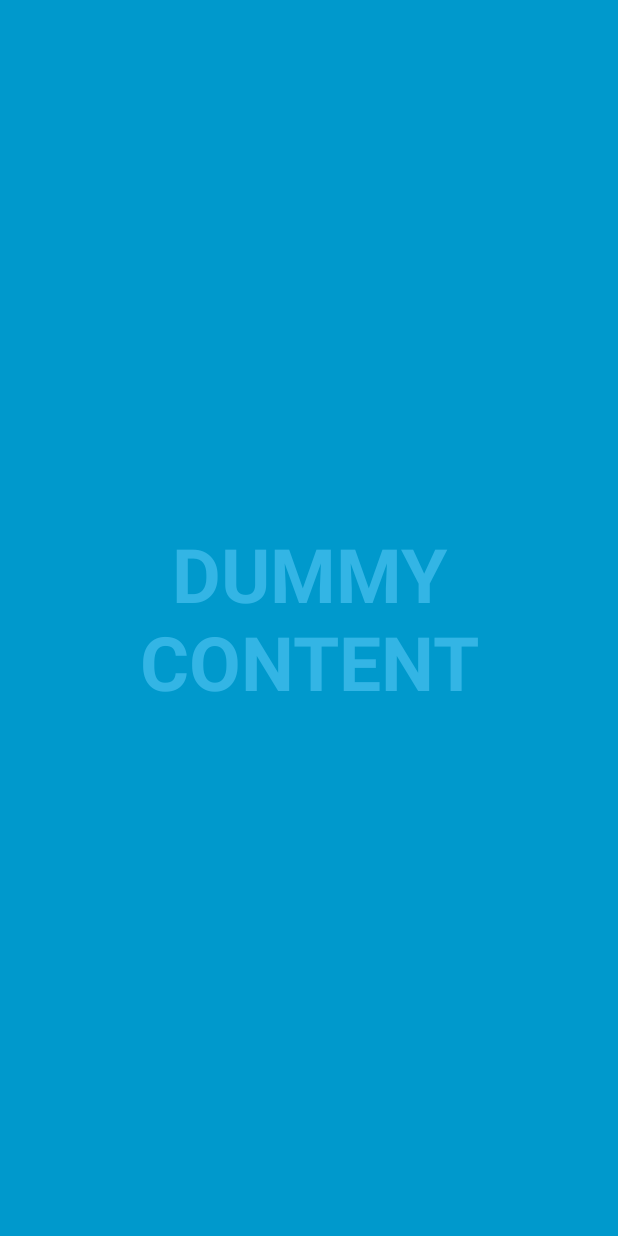
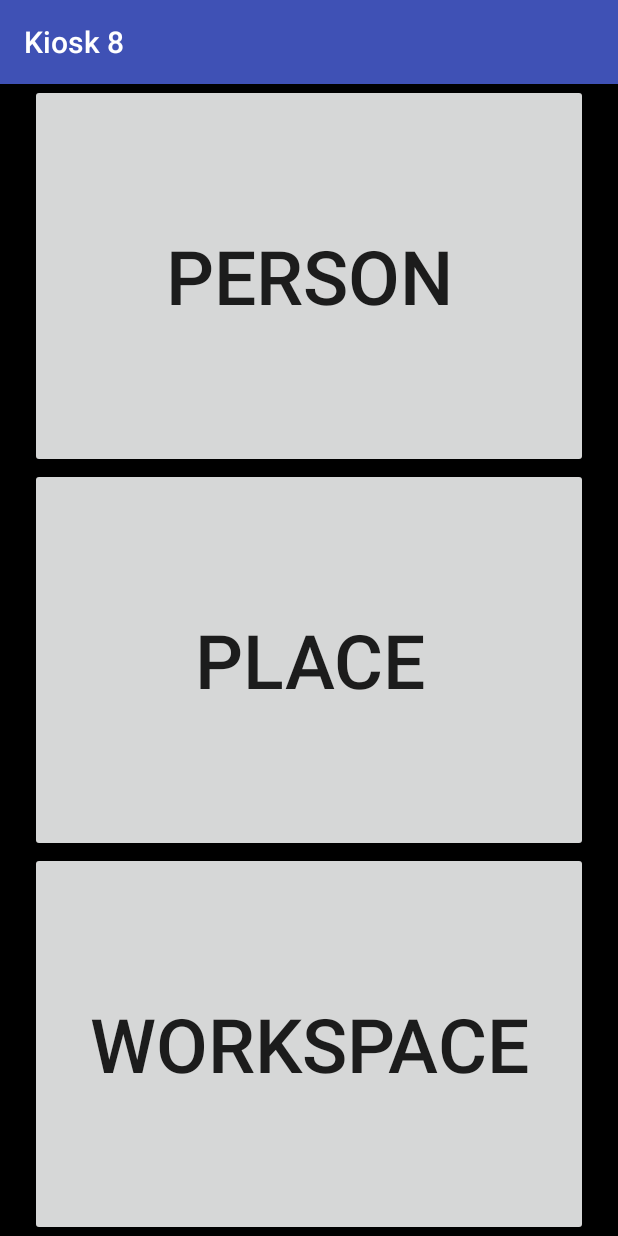
Before and after one commit to PatrickSison/Kiosk, an Android app: the screen it shows after launch (FullscreenActivity), on a phone screen of 412 x 824 dp. Run offline under Robolectric (Android 15) with nearby library versions, the phone set to English and light mode, and no system bars.

Commit message:
Changes to main activity
Changed design a bit

```diff
--- a/app/src/main/AndroidManifest.xml
+++ b/app/src/main/AndroidManifest.xml
@@ -1,6 +1,6 @@
 <?xml version="1.0" encoding="utf-8"?>
 <manifest xmlns:android="http://schemas.android.com/apk/res/android"
-    package="com.patrick.a434.kiosk8">
+    package="com.patrick.a434.kiosk8" >
 
     <application
         android:allowBackup="true"
@@ -8,12 +8,12 @@
         android:label="@string/app_name"
         android:roundIcon="@mipmap/ic_launcher_round"
         android:supportsRtl="true"
-        android:theme="@style/AppTheme">
+        android:theme="@style/AppTheme" >
         <activity
             android:name=".FullscreenActivity"
             android:configChanges="orientation|keyboardHidden|screenSize"
             android:label="@string/app_name"
-            android:theme="@style/FullscreenTheme">
+            android:theme="@style/FullscreenTheme" >
             <intent-filter>
                 <action android:name="android.intent.action.MAIN" />
 
--- a/app/src/main/java/com/patrick/a434/kiosk8/FullscreenActivity.java
+++ b/app/src/main/java/com/patrick/a434/kiosk8/FullscreenActivity.java
@@ -30,44 +30,32 @@ public class FullscreenActivity extends AppCompatActivity {
      * and a change of the status and navigation bar.
      */
     private static final int UI_ANIMATION_DELAY = 300;
-    private final Handler mHideHandler = new Handler();
+
     private View mContentView;
-    private final Runnable mHidePart2Runnable = new Runnable() {
-        @SuppressLint("InlinedApi")
-        @Override
-        public void run() {
-            // Delayed removal of status and navigation bar
+    private View mControlsView;
+    private boolean mVisible;
 
-            // Note that some of these constants are new as of API 16 (Jelly Bean)
-            // and API 19 (KitKat). It is safe to use them, as they are inlined
-            // at compile-time and do nothing on earlier devices.
-            mContentView.setSystemUiVisibility(View.SYSTEM_UI_FLAG_LOW_PROFILE
-                    | View.SYSTEM_UI_FLAG_FULLSCREEN
-                    | View.SYSTEM_UI_FLAG_LAYOUT_STABLE
-                    | View.SYSTEM_UI_FLAG_IMMERSIVE_STICKY
-                    | View.SYSTEM_UI_FLAG_LAYOUT_HIDE_NAVIGATION
-                    | View.SYSTEM_UI_FLAG_HIDE_NAVIGATION);
-        }
-    };
-    private View mControlsView;
-    private final Runnable mShowPart2Runnable = new Runnable() {
-        @Override
-        public void run() {
-            // Delayed display of UI elements
-            ActionBar actionBar = getSupportActionBar();
-            if (actionBar != null) {
-                actionBar.show();
-            }
-            mControlsView.setVisibility(View.VISIBLE);
-        }
-    };
-    private boolean mVisible;
-    private final Runnable mHideRunnable = new Runnable() {
-        @Override
-        public void run() {
-            hide();
-        }
-    };
+    @Override
+    protected void onCreate(Bundle savedInstanceState) {
+        super.onCreate(savedInstanceState);
+
+        setContentView(R.layout.activity_fullscreen);
+
+        mVisible = true;
+        mContentView = findViewById(R.id.fullscreen_content);
+
+
+    }
+
+    @Override
+    protected void onPostCreate(Bundle savedInstanceState) {
+        super.onPostCreate(savedInstanceState);
+
+        // Trigger the initial hide() shortly after the activity has been
+        // created, to briefly hint to the user that UI controls
+        // are available.
+    }
+
     /**
      * Touch listener to use for in-layout UI controls to delay hiding the
      * system UI. This is to prevent the jarring behavior of controls going away
@@ -82,41 +70,6 @@ public class FullscreenActivity extends AppCompatActivity {
             return false;
         }
     };
-
-    @Override
-    protected void onCreate(Bundle savedInstanceState) {
-        super.onCreate(savedInstanceState);
-
-        setContentView(R.layout.activity_fullscreen);
-
-        mVisible = true;
-        mControlsView = findViewById(R.id.fullscreen_content_controls);
-        mContentView = findViewById(R.id.fullscreen_content);
-
-
-        // Set up the user interaction to manually show or hide the system UI.
-        mContentView.setOnClickListener(new View.OnClickListener() {
-            @Override
-            public void onClick(View view) {
-                toggle();
-            }
-        });
-
-        // Upon interacting with UI controls, delay any scheduled hide()
-        // operations to prevent the jarring behavior of controls going away
-        // while interacting with the UI.
-        findViewById(R.id.dummy_button).setOnTouchListener(mDelayHideTouchListener);
-    }
-
-    @Override
-    protected void onPostCreate(Bundle savedInstanceState) {
-        super.onPostCreate(savedInstanceState);
-
-        // Trigger the initial hide() shortly after the activity has been
-        // created, to briefly hint to the user that UI controls
-        // are available.
-        delayedHide(100);
-    }
 
     private void toggle() {
         if (mVisible) {
@@ -140,6 +93,24 @@ public class FullscreenActivity extends AppCompatActivity {
         mHideHandler.postDelayed(mHidePart2Runnable, UI_ANIMATION_DELAY);
     }
 
+    private final Runnable mHidePart2Runnable = new Runnable() {
+        @SuppressLint("InlinedApi")
+        @Override
+        public void run() {
+            // Delayed removal of status and navigation bar
+
+            // Note that some of these constants are new as of API 16 (Jelly Bean)
+            // and API 19 (KitKat). It is safe to use them, as they are inlined
+            // at compile-time and do nothing on earlier devices.
+            mContentView.setSystemUiVisibility(View.SYSTEM_UI_FLAG_LOW_PROFILE
+                    | View.SYSTEM_UI_FLAG_FULLSCREEN
+                    | View.SYSTEM_UI_FLAG_LAYOUT_STABLE
+                    | View.SYSTEM_UI_FLAG_IMMERSIVE_STICKY
+                    | View.SYSTEM_UI_FLAG_LAYOUT_HIDE_NAVIGATION
+                    | View.SYSTEM_UI_FLAG_HIDE_NAVIGATION);
+        }
+    };
+
     @SuppressLint("InlinedApi")
     private void show() {
         // Show the system bar
@@ -152,6 +123,26 @@ public class FullscreenActivity extends AppCompatActivity {
         mHideHandler.postDelayed(mShowPart2Runnable, UI_ANIMATION_DELAY);
     }
 
+    private final Runnable mShowPart2Runnable = new Runnable() {
+        @Override
+        public void run() {
+            // Delayed display of UI elements
+            ActionBar actionBar = getSupportActionBar();
+            if (actionBar != null) {
+                actionBar.show();
+            }
+            mControlsView.setVisibility(View.VISIBLE);
+        }
+    };
+
+    private final Handler mHideHandler = new Handler();
+    private final Runnable mHideRunnable = new Runnable() {
+        @Override
+        public void run() {
+            hide();
+        }
+    };
+
     /**
      * Schedules a call to hide() in [delay] milliseconds, canceling any
      * previously scheduled calls.
--- a/app/src/main/res/layout/activity_fullscreen.xml
+++ b/app/src/main/res/layout/activity_fullscreen.xml
@@ -2,49 +2,56 @@
     xmlns:tools="http://schemas.android.com/tools"
     android:layout_width="match_parent"
     android:layout_height="match_parent"
-    android:background="#0099cc"
+    android:background="#000000"
     tools:context="com.patrick.a434.kiosk8.FullscreenActivity">
 
     <!-- The primary full-screen view. This can be replaced with whatever view
          is needed to present your content, e.g. VideoView, SurfaceView,
          TextureView, etc. -->
-    <TextView
-        android:id="@+id/fullscreen_content"
-        android:layout_width="match_parent"
-        android:layout_height="match_parent"
-        android:gravity="center"
-        android:keepScreenOn="true"
-        android:text="@string/dummy_content"
-        android:textColor="#33b5e5"
-        android:textSize="50sp"
-        android:textStyle="bold" />
 
     <!-- This FrameLayout insets its children based on system windows using
          android:fitsSystemWindows. -->
-    <FrameLayout
-        android:layout_width="match_parent"
+    <LinearLayout android:layout_width="match_parent"
+        android:id="@+id/fullscreen_content"
         android:layout_height="match_parent"
-        android:fitsSystemWindows="true">
+        android:fitsSystemWindows="true"
+        android:orientation="vertical">
 
-        <LinearLayout
-            android:id="@+id/fullscreen_content_controls"
-            style="?metaButtonBarStyle"
+
+        <Button
+            android:id="@+id/button_person"
             android:layout_width="match_parent"
+            android:layout_marginLeft="20dp"
+            android:layout_marginRight="20dp"
             android:layout_height="wrap_content"
-            android:layout_gravity="bottom|center_horizontal"
-            android:background="@color/black_overlay"
-            android:orientation="horizontal"
-            tools:ignore="UselessParent">
+            android:text="Person"
+            android:textSize="50sp"
+            android:layout_weight="1"
+            android:layout_marginTop="0dp"
+/>
+        <Button
+            android:id="@+id/button_place"
+            android:layout_width="match_parent"
+            android:layout_marginLeft="20dp"
+            android:layout_marginRight="20dp"
+            android:layout_marginTop="0dp"
+            android:layout_weight="1"
+            android:layout_height="wrap_content"
+            android:textSize="50sp"
+            android:text="Place"
+ />
 
-            <Button
-                android:id="@+id/dummy_button"
-                style="?metaButtonBarButtonStyle"
-                android:layout_width="0dp"
-                android:layout_height="wrap_content"
-                android:layout_weight="1"
-                android:text="@string/dummy_button" />
-
-        </LinearLayout>
-    </FrameLayout>
+        <Button
+            android:id="@+id/button_workspace"
+            android:layout_width="match_parent"
+            android:layout_marginLeft="20dp"
+            android:layout_marginRight="20dp"
+            android:layout_height="wrap_content"
+            android:text="Workspace"
+            android:textSize="50sp"
+            android:layout_marginBottom="0dp"
+            android:layout_weight="1"
+        />
+    </LinearLayout>
 
 </FrameLayout>
```
